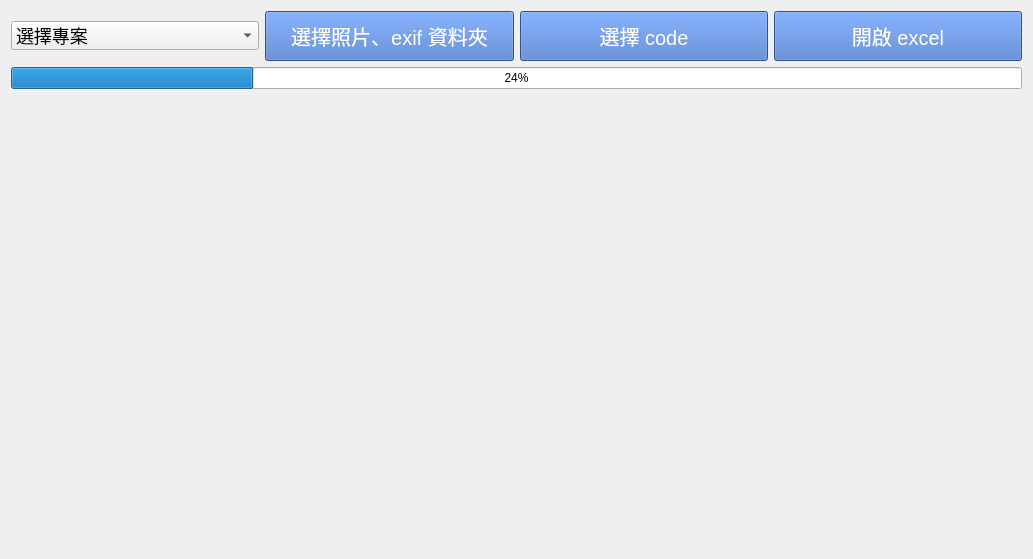
Above: MTK/AE/mtkAEanalysis/UI.ui from YuTing-Fang1999/FIH-tool before the change. Below: the same form after it.
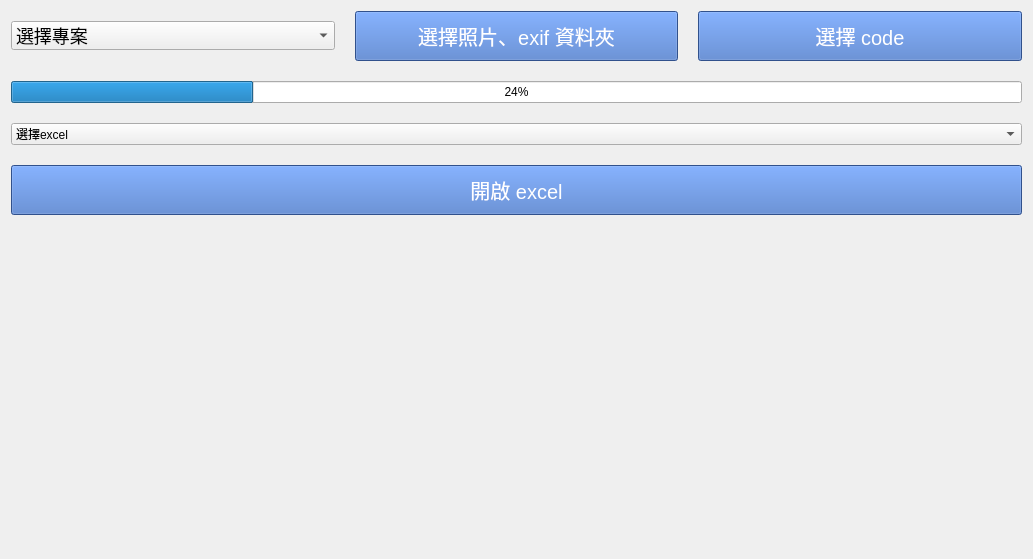
That is the form after the change.

Commit message: add excel selecter

The edit to the form file:
```diff
--- a/MTK/AE/mtkAEanalysis/UI.ui
+++ b/MTK/AE/mtkAEanalysis/UI.ui
@@ -14,6 +14,9 @@
    <string>Form</string>
   </property>
   <layout class="QVBoxLayout" name="verticalLayout">
+   <property name="spacing">
+    <number>20</number>
+   </property>
    <item>
     <layout class="QHBoxLayout" name="horizontalLayout">
      <item>
@@ -84,28 +87,6 @@
        </property>
       </widget>
      </item>
-     <item>
-      <widget class="QPushButton" name="open_excel_btn">
-       <property name="minimumSize">
-        <size>
-         <width>0</width>
-         <height>50</height>
-        </size>
-       </property>
-       <property name="cursor">
-        <cursorShape>PointingHandCursor</cursorShape>
-       </property>
-       <property name="styleSheet">
-        <string notr="true">font:20px ;
-text-align:center;
-background:rgb(68, 114, 196); 
-color:rgb(255, 255, 255);</string>
-       </property>
-       <property name="text">
-        <string>開啟 excel</string>
-       </property>
-      </widget>
-     </item>
     </layout>
    </item>
    <item>
@@ -115,6 +96,40 @@
      </property>
     </widget>
    </item>
+   <item>
+    <widget class="QComboBox" name="excel_selecter">
+     <property name="layoutDirection">
+      <enum>Qt::LeftToRight</enum>
+     </property>
+     <item>
+      <property name="text">
+       <string>選擇excel</string>
+      </property>
+     </item>
+    </widget>
+   </item>
+   <item>
+    <widget class="QPushButton" name="open_excel_btn">
+     <property name="minimumSize">
+      <size>
+       <width>0</width>
+       <height>50</height>
+      </size>
+     </property>
+     <property name="cursor">
+      <cursorShape>PointingHandCursor</cursorShape>
+     </property>
+     <property name="styleSheet">
+      <string notr="true">font:20px ;
+text-align:center;
+background:rgb(68, 114, 196); 
+color:rgb(255, 255, 255);</string>
+     </property>
+     <property name="text">
+      <string>開啟 excel</string>
+     </property>
+    </widget>
+   </item>
    <item>
     <spacer name="verticalSpacer">
      <property name="orientation">
```
The commit also changes 6 other files.
